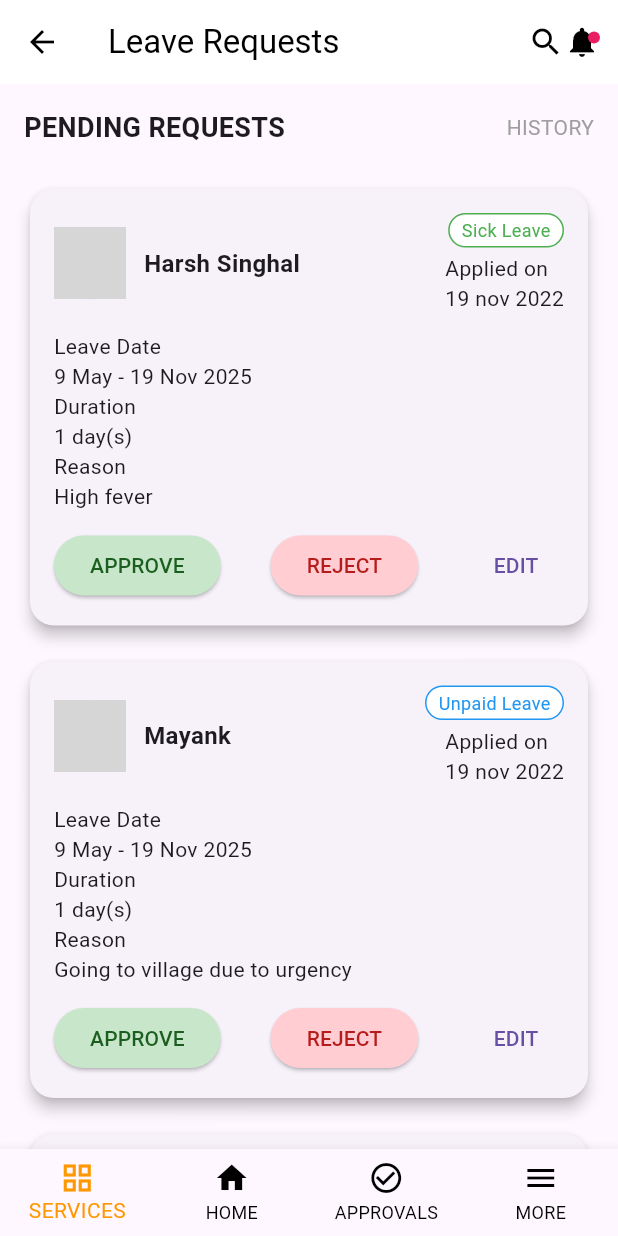
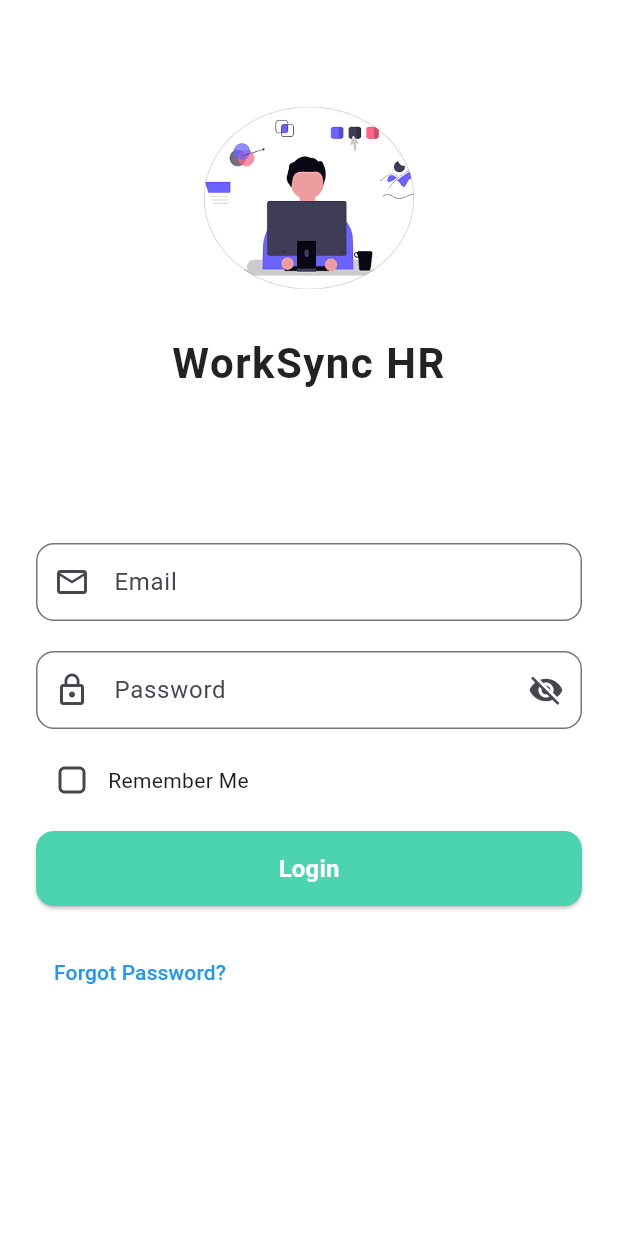
Before and after one commit to Harsh-har/HRMS-, a Flutter app: the screen it shows after launch, on a phone screen of 412 x 824 dp. Run offline on Flutter 3.47's test engine with Material 3 defaults, Android fonts, the phone set to English and light mode, and no system bars; grey boxes are pictures that could not be loaded.

Commit message:
Update login screen with Dashboard navigation

```diff
--- a/lib/homescreen.dart
+++ b/lib/homescreen.dart
@@ -169,10 +169,10 @@ class LeaveRequestsPage extends StatelessWidget {
                                 ),
                                 child: Text('REJECT'),
                               ),
-                              TextButton(
-                                onPressed: () {},
-                                child: Text('EDIT'),
-                              )
+                              // TextButton(
+                              //   onPressed: () {},
+                              //   child: Text('EDIT'),
+                              // )
                             ],
                           )
                         ],
@@ -185,28 +185,18 @@ class LeaveRequestsPage extends StatelessWidget {
           )
         ],
       ),
+      // Bottom Navigation
       bottomNavigationBar: BottomNavigationBar(
+        type: BottomNavigationBarType.fixed, // Important to allow backgroundColor
+        selectedItemColor: Colors.white,
+        unselectedItemColor: Colors.grey,
+        backgroundColor: Colors.black, // This sets the background- color
         items: const [
-          BottomNavigationBarItem(
-            icon: Icon(Icons.grid_view),
-            label: 'SERVICES',
-          ),
-          BottomNavigationBarItem(
-            icon: Icon(Icons.home),
-            label: 'HOME',
-          ),
-          BottomNavigationBarItem(
-            icon: Icon(Icons.check_circle_outline),
-            label: 'APPROVALS',
-          ),
-          BottomNavigationBarItem(
-            icon: Icon(Icons.menu),
-            label: 'MORE',
-          ),
+          BottomNavigationBarItem(icon: Icon(Icons.dashboard), label: 'Dashboard'),
+          BottomNavigationBarItem(icon: Icon(Icons.insert_chart), label: 'Projects'),
+          BottomNavigationBarItem(icon: Icon(Icons.person), label: 'Profile'),
+          BottomNavigationBarItem(icon: Icon(Icons.settings), label: 'Setting'),
         ],
-        selectedItemColor: Colors.orange,
-        unselectedItemColor: Colors.black,
-        type: BottomNavigationBarType.fixed,
       ),
     );
   }
--- /dev/null
+++ b/lib/login.dart
@@ -0,0 +1,224 @@
+import 'package:flutter/material.dart';
+import 'package:hrms_project/servicr.dart';
+
+
+class LoginScreen extends StatefulWidget {
+  const LoginScreen({super.key});
+
+  @override
+  State<LoginScreen> createState() => _LoginScreenState();
+}
+
+class _LoginScreenState extends State<LoginScreen>
+    with SingleTickerProviderStateMixin {
+  final TextEditingController emailController = TextEditingController();
+  final TextEditingController passwordController = TextEditingController();
+  bool rememberMe = false;
+  bool _obscurePassword = true;
+
+  late AnimationController _controller;
+  late Animation<double> _opacityAnimation;
+
+  @override
+  void initState() {
+    super.initState();
+    _controller = AnimationController(
+      vsync: this,
+      duration: const Duration(seconds: 2),
+    );
+    _opacityAnimation = Tween<double>(begin: 0, end: 1).animate(_controller);
+
+    _controller.forward();
+  }
+
+  @override
+  void dispose() {
+    _controller.dispose();
+    emailController.dispose();
+    passwordController.dispose();
+    super.dispose();
+  }
+
+  void _login() {
+    final email = emailController.text.trim();
+    final password = passwordController.text.trim();
+
+    if (email == 'pradeep@gmail.com' && password == '123456') {
+      ScaffoldMessenger.of(context).showSnackBar(
+        const SnackBar(
+          content: Text("Login successful!"),
+          backgroundColor: Colors.green,
+        ),
+      );
+
+      Future.delayed(const Duration(seconds: 1), () {
+        Navigator.pushReplacement(
+          context,
+          MaterialPageRoute(builder: (_) =>  DashboardScreen()),
+        );
+      });
+    } else {
+      ScaffoldMessenger.of(context).showSnackBar(
+        const SnackBar(
+          content: Text("Invalid email or password."),
+          backgroundColor: Colors.red,
+        ),
+      );
+    }
+  }
+
+  @override
+  Widget build(BuildContext context) {
+    return Scaffold(
+      backgroundColor: Colors.white,
+      body: SafeArea(
+        child: SingleChildScrollView(
+          padding: const EdgeInsets.symmetric(horizontal: 24, vertical: 32),
+          child: Column(
+            crossAxisAlignment: CrossAxisAlignment.center,
+            children: [
+              const SizedBox(height: 30),
+
+              // Animated Logo Image
+              AnimatedBuilder(
+                animation: _opacityAnimation,
+                builder: (context, child) => Opacity(
+                  opacity: _opacityAnimation.value,
+                  child: child,
+                ),
+                child: Image.asset(
+                  "assets/profile/splashdrawer.png",
+                  height: 140,
+                  width: 140,
+                  fit: BoxFit.contain,
+                ),
+              ),
+
+              const SizedBox(height: 20),
+
+              // App Title
+              const Text(
+                'WorkSync HR',
+                style: TextStyle(
+                  fontSize: 28,
+                  fontWeight: FontWeight.bold,
+                  color: Colors.black87,
+                  letterSpacing: 1,
+                ),
+                textAlign: TextAlign.center,
+              ),
+
+              const SizedBox(height: 100),
+
+              // Email TextField
+              TextField(
+                controller: emailController,
+                keyboardType: TextInputType.emailAddress,
+                decoration: InputDecoration(
+                  labelText: 'Email',
+                  prefixIcon: const Icon(Icons.email_outlined),
+                  border: OutlineInputBorder(
+                    borderRadius: BorderRadius.circular(12),
+                  ),
+                  contentPadding: const EdgeInsets.symmetric(horizontal: 16, vertical: 14),
+                ),
+              ),
+
+              const SizedBox(height: 20),
+
+              // Password TextField
+              TextField(
+                controller: passwordController,
+                obscureText: _obscurePassword,
+                decoration: InputDecoration(
+                  labelText: 'Password',
+                  prefixIcon: const Icon(Icons.lock_outline),
+                  border: OutlineInputBorder(
+                    borderRadius: BorderRadius.circular(12),
+                  ),
+                  contentPadding: const EdgeInsets.symmetric(horizontal: 16, vertical: 14),
+                  suffixIcon: IconButton(
+                    icon: Icon(
+                      _obscurePassword ? Icons.visibility_off : Icons.visibility,
+                    ),
+                    onPressed: () {
+                      setState(() {
+                        _obscurePassword = !_obscurePassword;
+                      });
+                    },
+                  ),
+                ),
+              ),
+
+              const SizedBox(height: 10),
+
+              // Remember Me
+              Row(
+                children: [
+                  Checkbox(
+                    value: rememberMe,
+                    onChanged: (value) {
+                      setState(() {
+                        rememberMe = value ?? false;
+                      });
+                    },
+                    shape: RoundedRectangleBorder(
+                      borderRadius: BorderRadius.circular(4),
+                    ),
+                  ),
+                  const Text('Remember Me'),
+                ],
+              ),
+
+              const SizedBox(height: 10),
+
+              // Login Button
+              SizedBox(
+                width: double.infinity,
+                height: 50,
+                child: ElevatedButton(
+                  onPressed: _login,
+                  style: ElevatedButton.styleFrom(
+                    backgroundColor: const Color(0xFF4CD4B0),
+                    shape: RoundedRectangleBorder(
+                      borderRadius: BorderRadius.circular(12),
+                    ),
+                  ),
+                  child: const Text(
+                    'Login',
+                    style: TextStyle(
+                      color: Colors.white,
+                      fontWeight: FontWeight.w600,
+                      fontSize: 16,
+                    ),
+                  ),
+                ),
+              ),
+
+              const SizedBox(height: 20),
+
+              // Forgot Password
+              Row(
+                mainAxisAlignment: MainAxisAlignment.spaceBetween,
+                children: [
+                  TextButton(
+                    onPressed: () {
+                      // TODO: Forgot password logic
+                    },
+                    child: const Text(
+                      'Forgot Password?',
+                      style: TextStyle(
+                        color: Colors.blue,
+                        fontSize: 14,
+                      ),
+                    ),
+                  ),
+                ],
+              ),
+            ],
+          ),
+        ),
+      ),
+    );
+  }
+}
--- a/lib/main.dart
+++ b/lib/main.dart
@@ -1,5 +1,7 @@
 import 'package:flutter/material.dart';
+import 'package:hrms_project/login.dart';
 import 'package:hrms_project/servicr.dart';
+import 'package:hrms_project/splashscreen.dart';
 
 import 'homescreen.dart'; // Make sure this file exists
 
@@ -12,7 +14,7 @@ class MyApp extends StatelessWidget {
   Widget build(BuildContext context) {
     return MaterialApp(
       debugShowCheckedModeBanner: false,
-      home:   LeaveRequestsPage (), // Replace with actual widget class in servicr.dart
+      home:  SplashScreen()
     );
   }
 }
--- a/pubspec.yaml
+++ b/pubspec.yaml
@@ -54,7 +54,8 @@ dev_dependencies:
 flutter:
   uses-material-design: true
   assets:
-    - profile/
+    - assets/profile/
+
   # An image asset can refer to one or more resolution-specific "variants", see
   # https://flutter.dev/to/resolution-aware-images
 
```
Also changed, not shown: lib/servicr.dart (+41 -16 lines), lib/splashscreen.dart (added, +111 -0 lines), assets/profile/splashdrawer.png (added).
